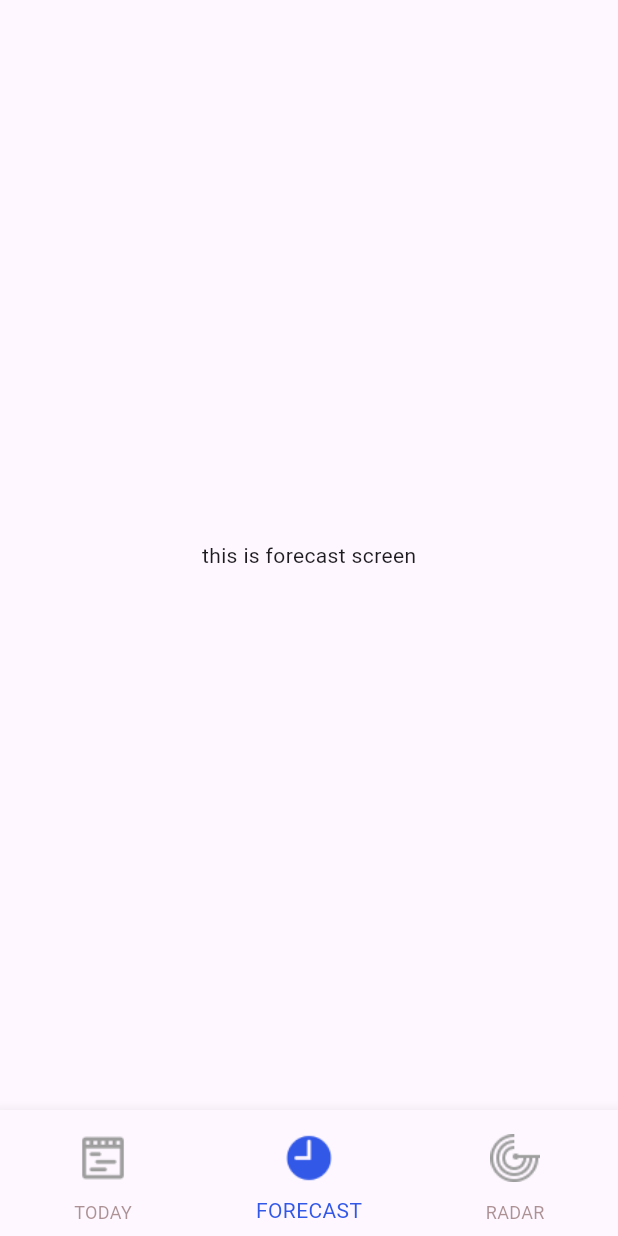
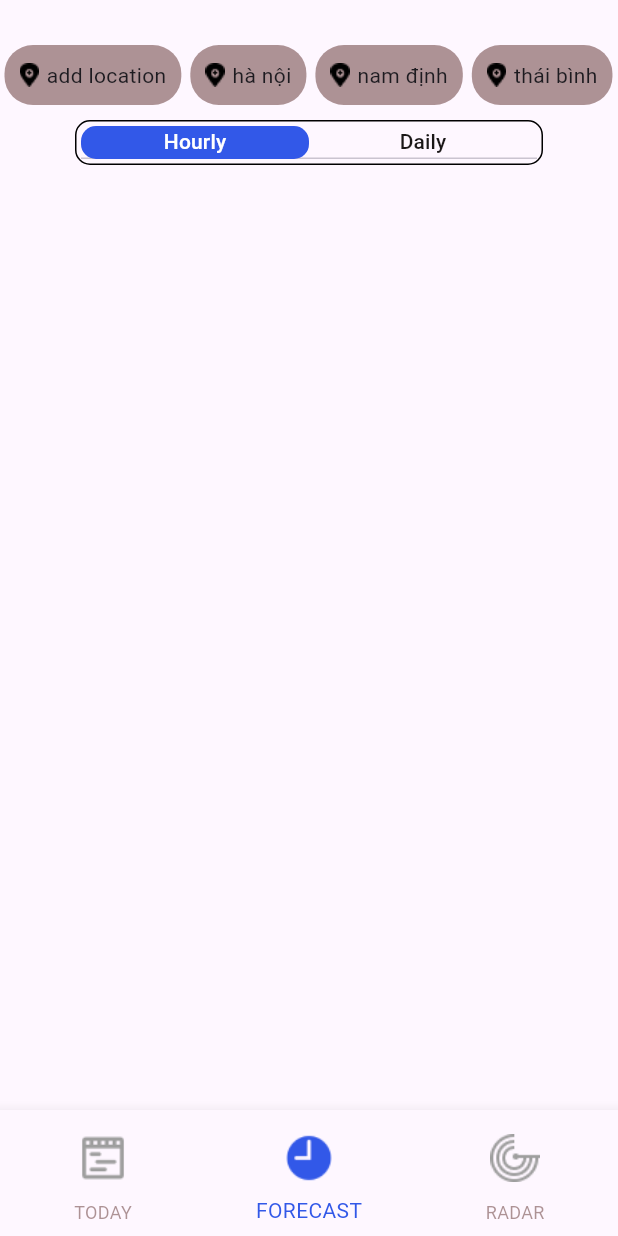
Before and after one commit to NgocDuy1206/weather_mobile_app_flutter, a Flutter app: the MainScreen screen opened by its route, item 2 of the bottom bar chosen, on a phone screen of 412 x 824 dp. Run offline on Flutter 3.47's test engine with Material 3 defaults, Android fonts, the phone set to English and light mode, and no system bars; missing offline and left inert: dart:ffi.

Commit message:
accomplish tabbar in forecast screen

```diff
--- a/lib/configs/constants.dart
+++ b/lib/configs/constants.dart
@@ -17,6 +17,7 @@ class MyColors {
   static const Color RED = Color(0xFFE34242);
   static const Color RED1 = Color(0xFFE06A6A);
   static const Color WHITE = Color(0xFFFFFFFF);
+  static const Color BLACK = Color(0xFF1A1717);
 }
 class InforDevice {
   static double WIDTH = 0.0;
--- /dev/null
+++ b/lib/fe/components/daily_tab.dart
@@ -0,0 +1,11 @@
+import 'package:flutter/cupertino.dart';
+
+class DailyTab extends StatelessWidget {
+
+  @override
+  Widget build(BuildContext context) {
+    return Column(
+
+    );
+  }
+}
--- /dev/null
+++ b/lib/fe/components/hourly_tab.dart
@@ -0,0 +1,15 @@
+import 'package:flutter/cupertino.dart';
+import 'package:weather_mobile_app_flutter/fe/components/hourly_forecast_table.dart';
+
+class HourlyTab extends StatelessWidget {
+
+  @override
+  Widget build(BuildContext context) {
+    return Column(
+      children: [
+        HourlyForecastTable(),
+        SizedBox(height: 10,),
+      ],
+    );
+  }
+}
--- a/lib/fe/screen/HomeScreen.dart
+++ b/lib/fe/screen/HomeScreen.dart
@@ -5,10 +5,9 @@ class HomeScreen extends StatelessWidget {
 
   @override
   Widget build(BuildContext context) {
-    InforDevice.WIDTH = MediaQuery.of(context).size.width;
-    InforDevice.HEIGHT = MediaQuery.of(context).size.height;
     return Scaffold(
       appBar: AppBar(
+        automaticallyImplyLeading: false,
         title: const Text('Home Screen'),
         backgroundColor: Colors.blue,
       ),
--- a/lib/fe/screen/display/forecast_screen.dart
+++ b/lib/fe/screen/display/forecast_screen.dart
@@ -1,14 +1,96 @@
 import 'package:flutter/cupertino.dart';
+import 'package:flutter/material.dart';
+import 'package:weather_mobile_app_flutter/configs/constants.dart';
+import 'package:weather_mobile_app_flutter/fe/components/destination.dart';
+import 'package:weather_mobile_app_flutter/fe/screen/display/today_screen.dart';
 
 class Forecast extends StatefulWidget {
-
   @override
   State<Forecast> createState() => _Forecast();
 }
 
-class _Forecast extends State<Forecast>{
+class _Forecast extends State<Forecast> {
+  bool tab = true;
+
+  void goTo() {
+    setState(() {
+      tab = !tab;
+    });
+  }
+
   @override
   Widget build(BuildContext context) {
-    return Center(child: Text('this is forecast screen'));
+    return const DefaultTabController(
+      length: 2,
+      child: CustomScrollView(
+        slivers: [
+          SliverAppBar(
+            toolbarHeight: 0,
+            pinned: true,
+            floating: true,
+            expandedHeight: 110,
+            bottom: PreferredSize(
+              preferredSize: Size.fromHeight(20),
+              child: CustomAppBar(),
+            ),
+          ),
+          SliverToBoxAdapter()
+        ],
+      ),
+    );
   }
 }
+
+class CustomAppBar extends StatelessWidget {
+  const CustomAppBar({super.key});
+
+  @override
+  Widget build(BuildContext context) {
+    return Container(
+      child: Column(
+        mainAxisAlignment: MainAxisAlignment.center,
+        crossAxisAlignment: CrossAxisAlignment.center,
+        children: [
+          ListDestination(),
+          const SizedBox(
+            height: 10,
+          ),
+          ForecastTab(),
+        ],
+      ),
+    );
+  }
+}
+
+class ForecastTab extends StatelessWidget {
+  @override
+  Widget build(BuildContext context) {
+    return Container(
+      width: InforDevice.WIDTH - 100,
+      height: 30,
+      padding: EdgeInsets.all(3),
+      decoration: BoxDecoration(
+        borderRadius: BorderRadius.circular(10),
+        border: Border.all(
+          width: 1.0
+        )
+      ),
+      child: TabBar(
+          indicator: BoxDecoration(
+            color: MyColors.BLUE,
+            borderRadius: BorderRadius.circular(10),
+          ),
+          labelColor: MyColors.WHITE,
+          unselectedLabelColor: MyColors.BLACK,
+          indicatorSize: TabBarIndicatorSize.tab,
+          tabs: const [
+            Tab(
+              text: 'Hourly',
+            ),
+            Tab(
+              text: 'Daily',
+            ),
+          ]),
+    );
+  }
+}
--- a/lib/fe/screen/display/main_screen.dart
+++ b/lib/fe/screen/display/main_screen.dart
@@ -24,7 +24,11 @@ class _MainScreenState extends State<MainScreen> {
   }
   @override
   Widget build(BuildContext context) {
+    InforDevice.WIDTH = MediaQuery.of(context).size.width;
+    InforDevice.HEIGHT = MediaQuery.of(context).size.height;
+
     return Scaffold(
+
       body: tabBottomNavigation[_selectedTab],
       bottomNavigationBar: BottomNavigationBar(
           items: const <BottomNavigationBarItem> [
--- a/lib/fe/screen/display/today_screen.dart
+++ b/lib/fe/screen/display/today_screen.dart
@@ -35,7 +35,7 @@ class _TodayState extends State<Today> {
             pinned: false,
             backgroundColor: Colors.transparent,
             snap: true,
-            expandedHeight: 100,
+            expandedHeight: 110,
             flexibleSpace: FlexibleSpaceBar(
               background: Column(
                 children: [
--- a/lib/main.dart
+++ b/lib/main.dart
@@ -2,6 +2,7 @@ import 'package:flutter/material.dart';
 import 'package:provider/provider.dart';
 import 'package:weather_mobile_app_flutter/be/state_management/Manager.dart';
 import 'package:weather_mobile_app_flutter/fe/screen/Screen1.dart';
+import 'package:weather_mobile_app_flutter/fe/screen/display/forecast_screen.dart';
 import 'package:weather_mobile_app_flutter/fe/screen/display/main_screen.dart';
 import 'fe/screen/HomeScreen.dart';
 import 'fe/screen/Screen2.dart';
@@ -22,7 +23,7 @@ class WeatherApp extends StatelessWidget {
   @override
   Widget build(BuildContext context) {
     return MaterialApp(
-      home: HomeScreen(),
+      home: MainScreen(),
       routes: {
         '/screen1': (context) => Screen1(),
         '/screen2': (context) => Screen2(),
```
Also changed, not shown: lib/fe/components/destination.dart (+11 -12 lines).
